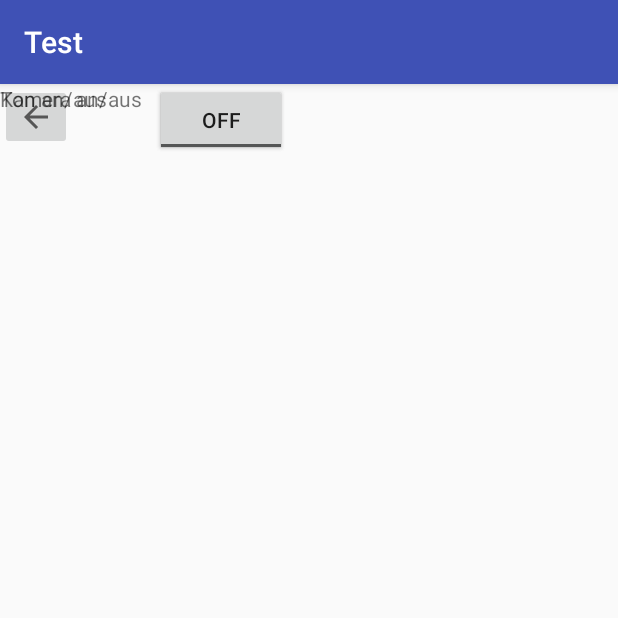
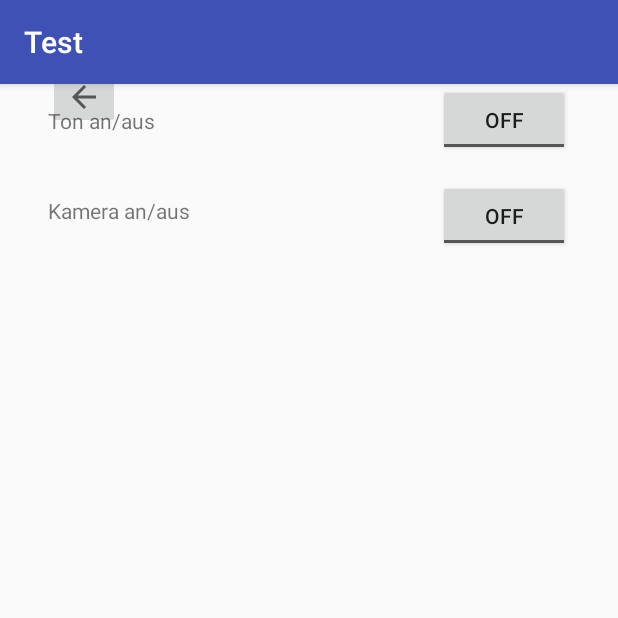
Before and after one commit to bennistrati/iDrone, an Android app: the SettingsActivity screen opened directly, with no data from a screen before it, on a phone screen of 412 x 824 dp, the top half of it. Run offline under Robolectric (Android 15) with nearby library versions, the phone set to English and light mode, and no system bars.

Commit message:
Made some more layout changes.

```diff
--- a/app/src/main/java/com/example/test/MainActivity.java
+++ b/app/src/main/java/com/example/test/MainActivity.java
@@ -3,11 +3,10 @@ package com.example.test;
 import android.support.v7.app.AppCompatActivity;
 import android.os.Bundle;
 
-/* Usable elements in this layout:
+/* Usable xml-elements in this layout:
 Start-Button: ID: button_start
 Settings-Button: ID: button_settings
 Gallery-Button: ID: button_gallery
-Dies ist eine TEstzeile zum pushen von Benjo
 */
 
 public class MainActivity extends AppCompatActivity {
@@ -17,4 +16,9 @@ public class MainActivity extends AppCompatActivity {
         super.onCreate(savedInstanceState);
         setContentView(R.layout.activity_main);
     }
+
+    public void changeToSetting(){
+
+    }
+
 }
--- a/app/src/main/java/com/example/test/SettingsActivity.java
+++ b/app/src/main/java/com/example/test/SettingsActivity.java
@@ -2,6 +2,14 @@ package com.example.test;
 
 import android.support.v7.app.AppCompatActivity;
 import android.os.Bundle;
+
+/* Usable xml-elements in this layout:
+Back-Button: ID: button_back
+Sound-ToggleButton: ID: button_sound
+Camera-ToggleButton: ID: button_camera
+Sound-Text: ID: text_sound
+Camera-Text: ID: text_camera
+*/
 
 public class SettingsActivity extends AppCompatActivity {
 
--- a/app/src/main/res/layout/activity_main.xml
+++ b/app/src/main/res/layout/activity_main.xml
@@ -8,11 +8,11 @@
 
     <Button
         android:id="@+id/button_start"
-        android:layout_width="300dp"
+        android:layout_width="0dp"
         android:layout_height="100dp"
         android:layout_marginBottom="32dp"
-        android:layout_marginEnd="8dp"
-        android:layout_marginStart="8dp"
+        android:layout_marginEnd="32dp"
+        android:layout_marginStart="32dp"
         android:text="START"
         app:layout_constraintBottom_toTopOf="@+id/button_settings"
         app:layout_constraintEnd_toEndOf="parent"
--- a/app/src/main/res/layout/activity_settings.xml
+++ b/app/src/main/res/layout/activity_settings.xml
@@ -7,43 +7,53 @@
     tools:context="com.example.test.SettingsActivity">
 
     <ImageButton
-        android:id="@+id/imageButton"
+        android:id="@+id/button_back"
         android:layout_width="wrap_content"
         android:layout_height="wrap_content"
-        app:srcCompat="?attr/actionModeCloseDrawable"
-        tools:layout_editor_absoluteX="34dp"
-        tools:layout_editor_absoluteY="29dp" />
+        android:layout_marginBottom="16dp"
+        android:layout_marginStart="32dp"
+        android:layout_marginTop="32dp"
+        app:layout_constraintBottom_toTopOf="@+id/button_sound"
+        app:layout_constraintStart_toStartOf="parent"
+        app:layout_constraintTop_toTopOf="parent"
+        app:srcCompat="?attr/actionModeCloseDrawable" />
 
     <ToggleButton
-        android:id="@+id/toggleButton"
+        android:id="@+id/button_sound"
         android:layout_width="wrap_content"
         android:layout_height="wrap_content"
-        android:layout_marginStart="32dp"
+        android:layout_marginEnd="32dp"
         android:text="ToggleButton"
-        app:layout_constraintStart_toEndOf="@+id/textView"
+        app:layout_constraintEnd_toEndOf="parent"
         tools:layout_editor_absoluteY="73dp" />
 
     <ToggleButton
-        android:id="@+id/toggleButton2"
+        android:id="@+id/button_camera"
         android:layout_width="wrap_content"
         android:layout_height="wrap_content"
+        android:layout_marginTop="16dp"
         android:text="ToggleButton"
-        app:layout_constraintEnd_toEndOf="@+id/toggleButton"
-        tools:layout_editor_absoluteY="148dp" />
+        app:layout_constraintEnd_toEndOf="@+id/button_sound"
+        app:layout_constraintTop_toBottomOf="@+id/button_sound" />
 
     <TextView
-        android:id="@+id/textView"
+        android:id="@+id/text_sound"
         android:layout_width="wrap_content"
         android:layout_height="wrap_content"
+        android:layout_marginBottom="8dp"
+        android:layout_marginTop="8dp"
         android:text="Ton an/aus"
-        tools:layout_editor_absoluteX="45dp"
-        tools:layout_editor_absoluteY="101dp" />
+        app:layout_constraintBottom_toBottomOf="@+id/button_sound"
+        app:layout_constraintStart_toStartOf="@+id/button_back"
+        app:layout_constraintTop_toTopOf="@+id/button_sound" />
 
     <TextView
-        android:id="@+id/textView2"
+        android:id="@+id/text_camera"
         android:layout_width="wrap_content"
         android:layout_height="wrap_content"
+        android:layout_marginBottom="8dp"
         android:text="Kamera an/aus"
-        app:layout_constraintStart_toStartOf="@+id/textView"
-        tools:layout_editor_absoluteY="148dp" />
+        app:layout_constraintBottom_toBottomOf="@+id/button_camera"
+        app:layout_constraintStart_toStartOf="@+id/button_back"
+        app:layout_constraintTop_toTopOf="@+id/button_camera" />
 </android.support.constraint.ConstraintLayout>
```
